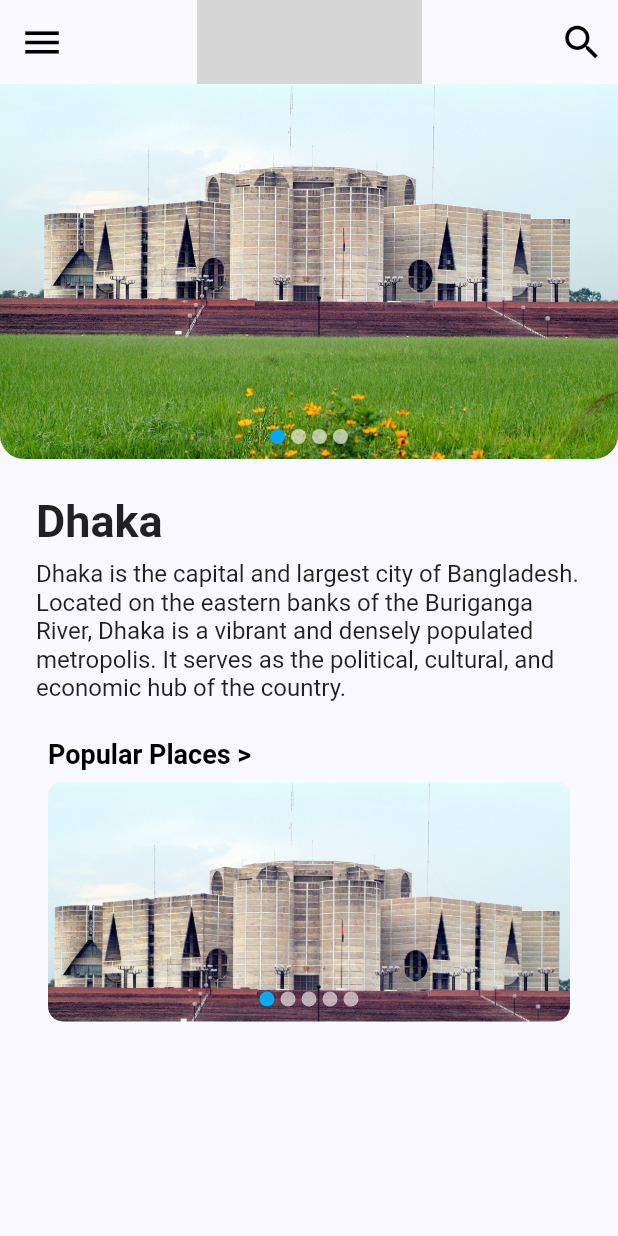
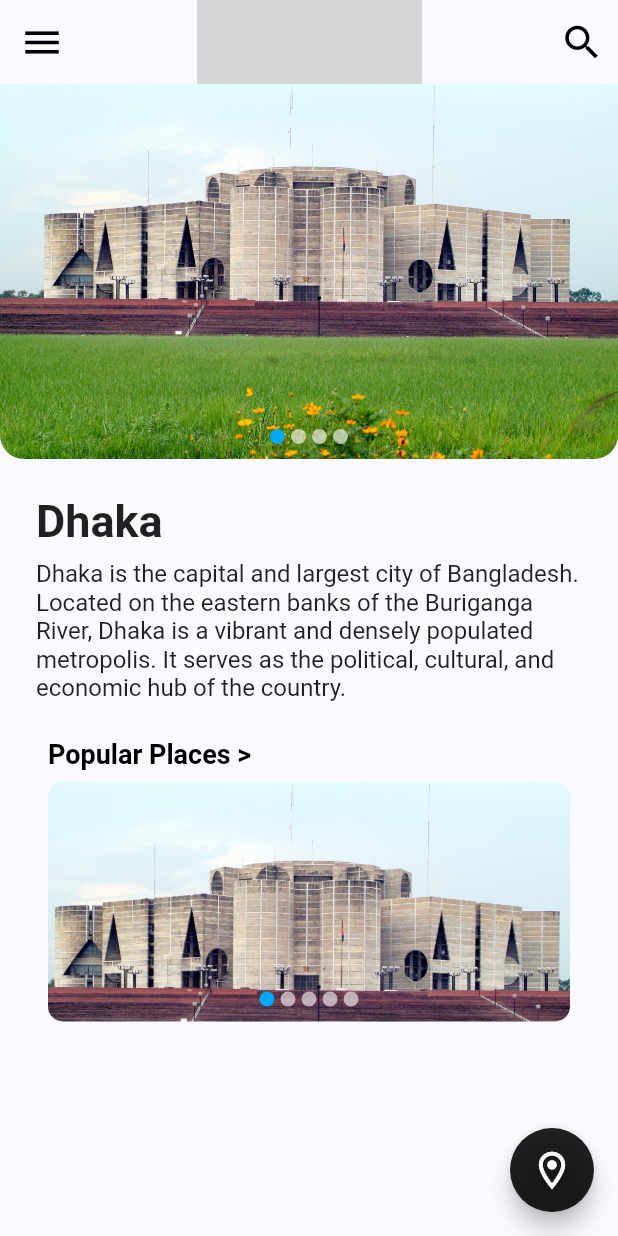
Before and after one commit to goutam2597/TravelGuideMain, a Flutter app: the screen it shows after launch, after a tap on "Dhaka >", on a phone screen of 412 x 824 dp. Run offline on Flutter 3.47's test engine with Material 2 defaults, Android fonts, the phone set to English and light mode, and no system bars; drawn by our look-alikes of flutter_image_slideshow; our stand-ins replace font_awesome_flutter; network calls fail; grey boxes are pictures that could not be loaded.

Commit message:
Network Image Added and floating action button added

```diff
--- a/lib/travel_app.dart
+++ b/lib/travel_app.dart
@@ -35,6 +35,8 @@ class _TravelAppState extends State<TravelApp> {
             ),
           ),
         ),
+        floatingActionButtonTheme: const FloatingActionButtonThemeData(
+          backgroundColor: Colors.black87),
       ),
       home: const SplashScreen(),
     );
--- a/lib/ui/screens/places/dhaka_details_screen.dart
+++ b/lib/ui/screens/places/dhaka_details_screen.dart
@@ -2,6 +2,7 @@ import 'package:flutter/material.dart';
 import 'package:flutter_image_slideshow/flutter_image_slideshow.dart';
 import 'package:travel_guide/ui/screens/utils/asset_utils.dart';
 import 'package:travel_guide/ui/widgets/app_bar_widget.dart';
+import 'package:url_launcher/url_launcher.dart';
 
 class DhakaDetailsScreen extends StatefulWidget {
   const DhakaDetailsScreen({super.key});
@@ -12,11 +13,21 @@ class DhakaDetailsScreen extends StatefulWidget {
 
 class _DhakaDetailsScreenState extends State<DhakaDetailsScreen> {
 
+  final Uri _url = Uri.parse('https://goo.gl/maps/hcJBCx7BiufC6thW6');
+
+  Future<void> _launchUrl() async {
+    if (!await launchUrl(_url)) {
+      throw Exception('Could not launch $_url');
+    }
+  }
 
   @override
   Widget build(BuildContext context) {
     return Scaffold(
-
+      floatingActionButton: FloatingActionButton(
+        onPressed: _launchUrl,
+        child: const Icon(Icons.location_on_outlined,size: 30,),
+      ),
       body: SafeArea(
         child: Column(
           children: [
--- a/lib/ui/screens/utils/asset_utils.dart
+++ b/lib/ui/screens/utils/asset_utils.dart
@@ -7,4 +7,5 @@ class AssetsUtils {
   static const String dhakaNet = 'https://i.ibb.co/4JXw3w7/dhaka1.jpg';
   static const String detailsPng = '$_images/details.png';
   static const String five100Png = '$_images/500.png';
+  static const String sylhetPng = 'https://images.unsplash.com/photo-1627491922812-30d9e485c0fc?ixlib=rb-4.0.3&ixid=M3wxMjA3fDB8MHxwaG90by1wYWdlfHx8fGVufDB8fHx8fA%3D%3D&auto=format&fit=crop&w=1074&q=80';
 }
```
Also changed, not shown: lib/ui/screens/division_locations.dart (+8 -8 lines).
